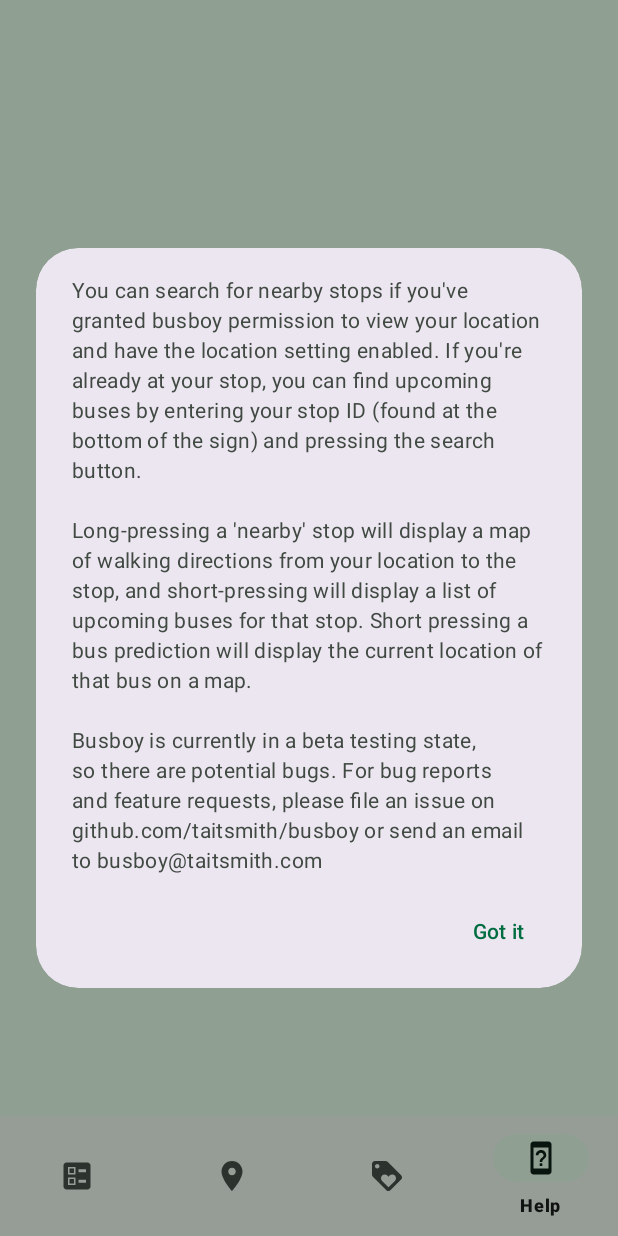
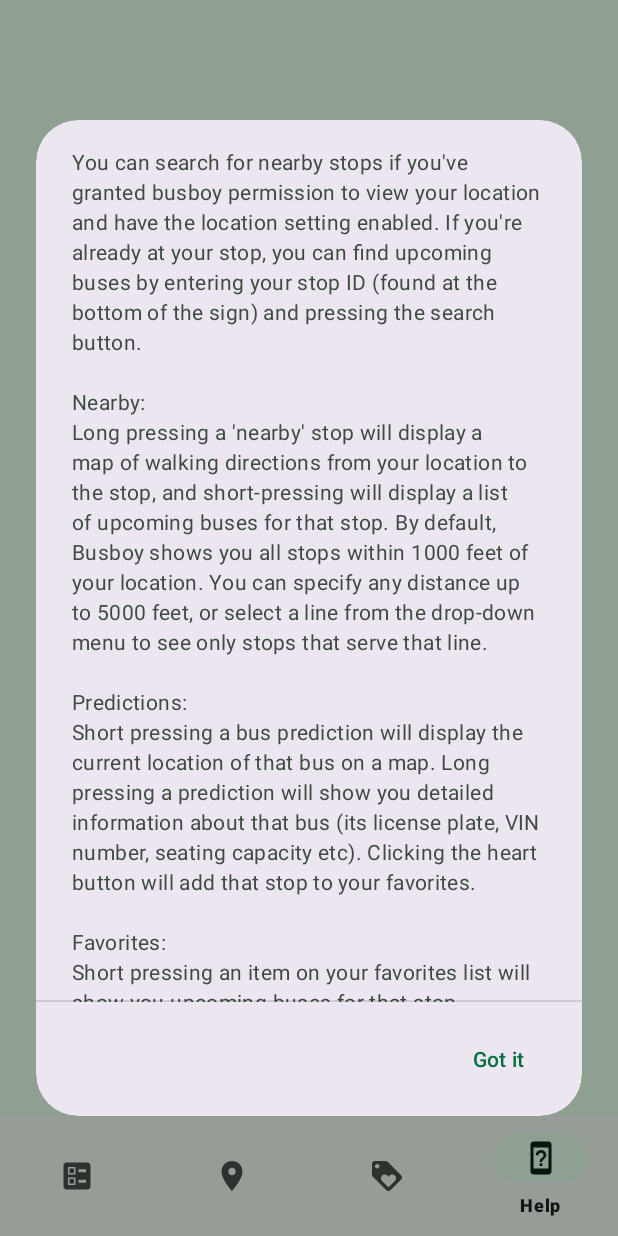
Before and after one commit to taitsmith/busboy, an Android app: the screen it shows after launch (MainActivity), item 4 of the bottom bar chosen, on a phone screen of 412 x 824 dp. Run offline under Robolectric (Android 15) with nearby library versions, the phone set to English and light mode, and no system bars; our stand-ins replace Dagger/Hilt's generated code, Room's generated code, data binding, navigation-ui; libraries missing offline, so code that uses them is left out: im.delight.android; 2 statements that could not run were skipped.

Commit message:
update help dialog strings

```diff
--- a/app/src/main/res/values/strings.xml
+++ b/app/src/main/res/values/strings.xml
@@ -18,12 +18,21 @@
     <string name="dialog_help">You can search for nearby stops if you\'ve granted busboy permission
         to view your location and have the location setting enabled. If you\'re already at your stop,
         you can find upcoming buses by entering your stop ID (found at the bottom of the sign) and
-        pressing the search button.\n\nLong-pressing a \'nearby\' stop will display a map of
-        walking directions from your location to the stop, and short-pressing will display a list of
-        upcoming buses for that stop. Short pressing a bus prediction will display the current location
-        of that bus on a map.\n\nBusboy is currently in a beta testing state, so there are potential bugs.
-        For bug reports and feature requests, please file an issue on github.com/taitsmith/busboy or
-        send an email to busboy@taitsmith.com</string>
+        pressing the search button.
+        \n\nNearby:
+        \nLong pressing a \'nearby\' stop will display a map of walking directions from your location
+        to the stop, and short-pressing will display a list of upcoming buses for that stop. By default,
+        Busboy shows you all stops within 1000 feet of your location. You can specify any distance
+        up to 5000 feet, or select a line from the drop-down menu to see only stops that serve that line.
+        \n\nPredictions:
+        \nShort pressing a bus prediction will display the current location of that bus on a map. Long
+        pressing a prediction will show you detailed information about that bus (its license plate,
+        VIN number, seating capacity etc). Clicking the heart button will add that stop to your
+        favorites.
+        \n\nFavorites:
+        \nShort pressing an item on your favorites list will show you upcoming buses for that stop.
+        \n\nFor bug reports, feature requests or contributions, please visit github.com/taitsmith/busboy
+        or send an email to busboy@taitsmith.com</string>
     <string name="dialog_delete_stop">Do you want to delete this stop from your favorites list? You
         can always re-add it later.</string>
     <string name="dialog_delete_stop_yes">Delete stop</string>
```
